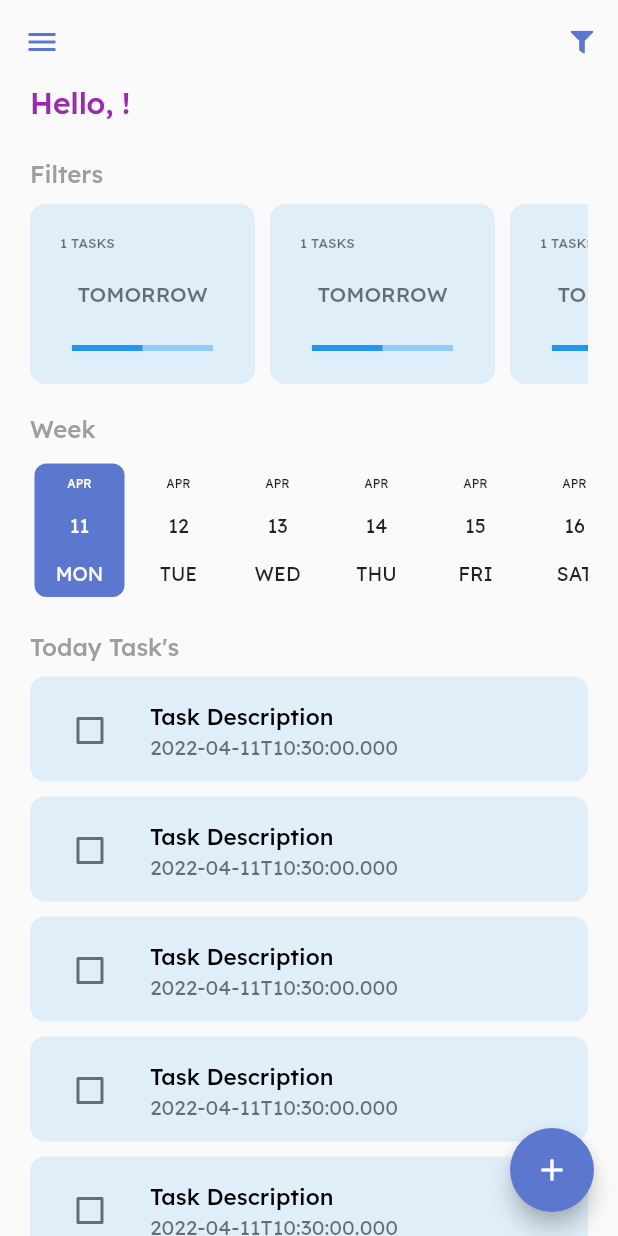
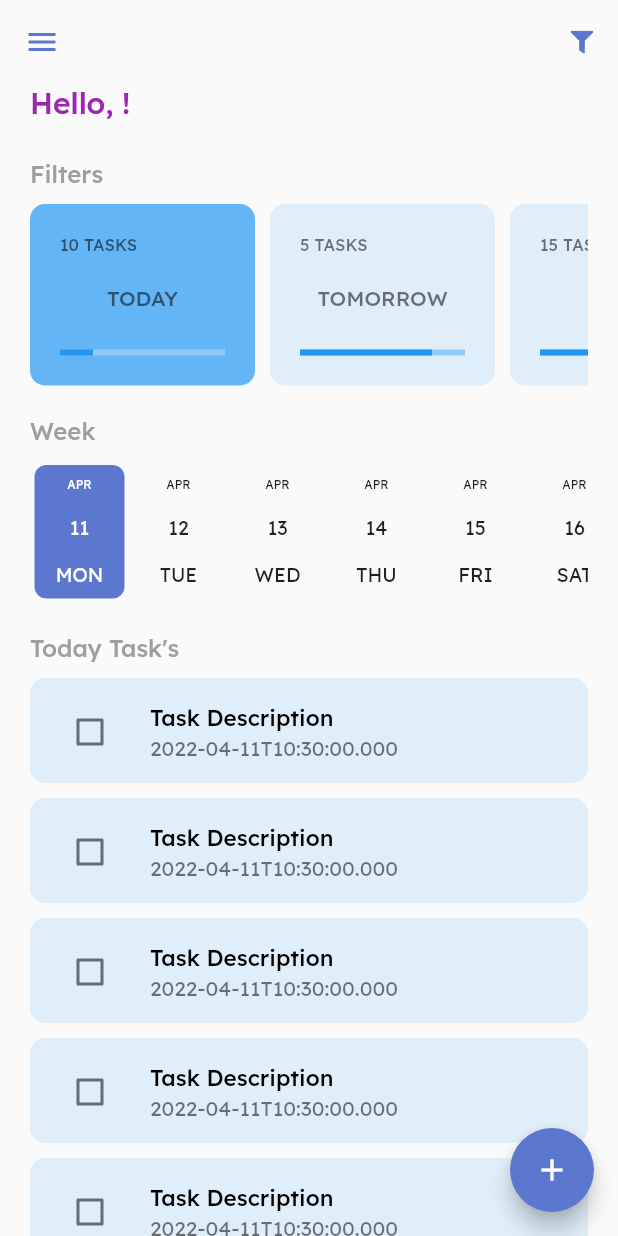
Before and after one commit to MarioMoraes/todo_list, a Flutter app: the screen it shows once a user with an empty profile is signed in, on a phone screen of 412 x 824 dp. Run offline on Flutter 3.47's test engine with Material 2 defaults, Android fonts, the phone set to English and light mode, and no system bars; drawn by our look-alikes of date_picker_timeline; our stand-ins replace firebase_auth, firebase_core, flutter_signin_button, google_sign_in, sqflite, sqflite_common and 1 more; missing offline and left inert: flutter_overlay_loader, validatorless; accounts and stored records are empty; network calls fail.

Commit message:
Tasks Filters

```diff
--- /dev/null
+++ b/lib/app/models/task_filter_enum.dart
@@ -0,0 +1,5 @@
+enum TaskFilterEnum {
+  today,
+  tomorrow,
+  week,
+}
--- /dev/null
+++ b/lib/app/models/total_task_model.dart
@@ -0,0 +1,9 @@
+class TotalTaskModel {
+  int totalTasks;
+  int totalTasksFinish;
+
+  TotalTaskModel({
+    required this.totalTasks,
+    required this.totalTasksFinish,
+  });
+}
--- /dev/null
+++ b/lib/app/modules/home/home_controller.dart
@@ -0,0 +1,6 @@
+import 'package:flutter_todolist/app/core/notifier/default_change_notifier.dart';
+import 'package:flutter_todolist/app/models/task_filter_enum.dart';
+
+class HomeController extends DefaultChangeNotifier {
+  var filterSelected = TaskFilterEnum.today;
+}
--- a/lib/app/modules/home/home_module.dart
+++ b/lib/app/modules/home/home_module.dart
@@ -1,5 +1,7 @@
 import 'package:flutter_todolist/app/core/modules/todo_list_module.dart';
+import 'package:flutter_todolist/app/modules/home/home_controller.dart';
 import 'package:flutter_todolist/app/modules/home/home_page.dart';
+import 'package:provider/provider.dart';
 
 class HomeModule extends TodoListModule {
   HomeModule()
@@ -7,6 +9,10 @@ class HomeModule extends TodoListModule {
           routers: {
             '/home': (context) => const HomePage(),
           },
-          // bindings: [],
+          bindings: [
+            ChangeNotifierProvider(
+              create: (_) => HomeController(),
+            ),
+          ],
         );
 }
--- a/lib/app/modules/home/widgets/home_filters.dart
+++ b/lib/app/modules/home/widgets/home_filters.dart
@@ -1,6 +1,10 @@
 import 'package:flutter/material.dart';
 import 'package:flutter_todolist/app/core/ui/theme_extensions.dart';
+import 'package:flutter_todolist/app/models/task_filter_enum.dart';
+import 'package:flutter_todolist/app/models/total_task_model.dart';
+import 'package:flutter_todolist/app/modules/home/home_controller.dart';
 import 'package:flutter_todolist/app/modules/home/widgets/todo_card.dart';
+import 'package:provider/provider.dart';
 
 class HomeFilters extends StatelessWidget {
   const HomeFilters({Key? key}) : super(key: key);
@@ -27,11 +31,34 @@ class HomeFilters extends StatelessWidget {
             SingleChildScrollView(
               scrollDirection: Axis.horizontal,
               child: Row(
-                children: const [
-                  TodoCard(),
-                  TodoCard(),
-                  TodoCard(),
-                  TodoCard(),
+                children: [
+                  TodoCard(
+                    label: 'TODAY',
+                    taskFilterEnum: TaskFilterEnum.today,
+                    totalTaskModel:
+                        TotalTaskModel(totalTasks: 10, totalTasksFinish: 2),
+                    selected: context.select<HomeController, TaskFilterEnum>(
+                            (value) => value.filterSelected) ==
+                        TaskFilterEnum.today,
+                  ),
+                  TodoCard(
+                    label: 'TOMORROW',
+                    taskFilterEnum: TaskFilterEnum.today,
+                    totalTaskModel:
+                        TotalTaskModel(totalTasks: 5, totalTasksFinish: 4),
+                    selected: context.select<HomeController, TaskFilterEnum>(
+                            (value) => value.filterSelected) ==
+                        TaskFilterEnum.tomorrow,
+                  ),
+                  TodoCard(
+                    label: 'WEEK',
+                    taskFilterEnum: TaskFilterEnum.week,
+                    totalTaskModel:
+                        TotalTaskModel(totalTasks: 15, totalTasksFinish: 7),
+                    selected: context.select<HomeController, TaskFilterEnum>(
+                            (value) => value.filterSelected) ==
+                        TaskFilterEnum.week,
+                  ),
                 ],
               ),
             ),
--- a/lib/app/modules/home/widgets/todo_card.dart
+++ b/lib/app/modules/home/widgets/todo_card.dart
@@ -1,8 +1,33 @@
 import 'package:flutter/material.dart';
 import 'package:flutter_todolist/app/core/ui/theme_extensions.dart';
+import 'package:flutter_todolist/app/models/task_filter_enum.dart';
+import 'package:flutter_todolist/app/models/total_task_model.dart';
 
 class TodoCard extends StatelessWidget {
-  const TodoCard({Key? key}) : super(key: key);
+  final String label;
+  final TaskFilterEnum taskFilterEnum;
+  final TotalTaskModel? totalTaskModel;
+  final bool selected;
+
+  const TodoCard({
+    Key? key,
+    required this.label,
+    required this.taskFilterEnum,
+    required this.selected,
+    this.totalTaskModel,
+  }) : super(key: key);
+
+  double _getPercentFinished() {
+    final total = totalTaskModel?.totalTasks ?? 0.0;
+    final totalFinished = totalTaskModel?.totalTasksFinish ?? 0.1;
+
+    if (total == 0) {
+      return 0.0;
+    }
+
+    final percent = (totalFinished * 100) / total;
+    return percent / 100;
+  }
 
   @override
   Widget build(BuildContext context) {
@@ -15,15 +40,15 @@ class TodoCard extends StatelessWidget {
       padding: const EdgeInsets.all(20),
       decoration: BoxDecoration(
         borderRadius: BorderRadius.circular(10),
-        color: Colors.blue.withAlpha(30),
+        color: selected ? Colors.blue.shade300 : Colors.blue.withAlpha(30),
       ),
       child: Column(
         crossAxisAlignment: CrossAxisAlignment.start,
         children: [
           Text(
-            '1 TASKS',
+            '${totalTaskModel?.totalTasks ?? 0} TASKS',
             style: context.textStyle.copyWith(
-              fontSize: 9,
+              fontSize: 11,
               color: Colors.black54,
             ),
           ),
@@ -33,7 +58,7 @@ class TodoCard extends StatelessWidget {
           Align(
             alignment: Alignment.center,
             child: Text(
-              'TOMORROW',
+              label,
               style: context.textStyle.copyWith(
                 fontSize: 14,
                 color: Colors.black54,
@@ -46,10 +71,16 @@ class TodoCard extends StatelessWidget {
           const SizedBox(
             height: 10,
           ),
-          const Padding(
-            padding: EdgeInsets.only(left: 8.0, right: 8.0),
-            child: LinearProgressIndicator(value: 0.5),
-          )
+          TweenAnimationBuilder<double>(
+            builder: (context, value, child) {
+              return LinearProgressIndicator(value: value);
+            },
+            duration: const Duration(seconds: 1),
+            tween: Tween(
+              begin: 0.0,
+              end: _getPercentFinished(),
+            ),
+          ),
         ],
       ),
     );
```
